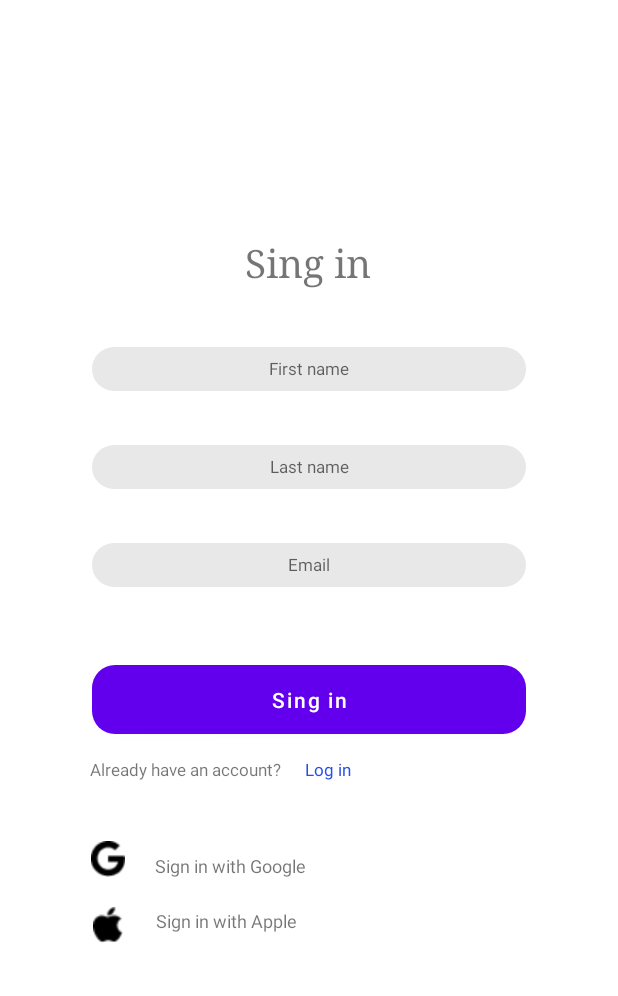
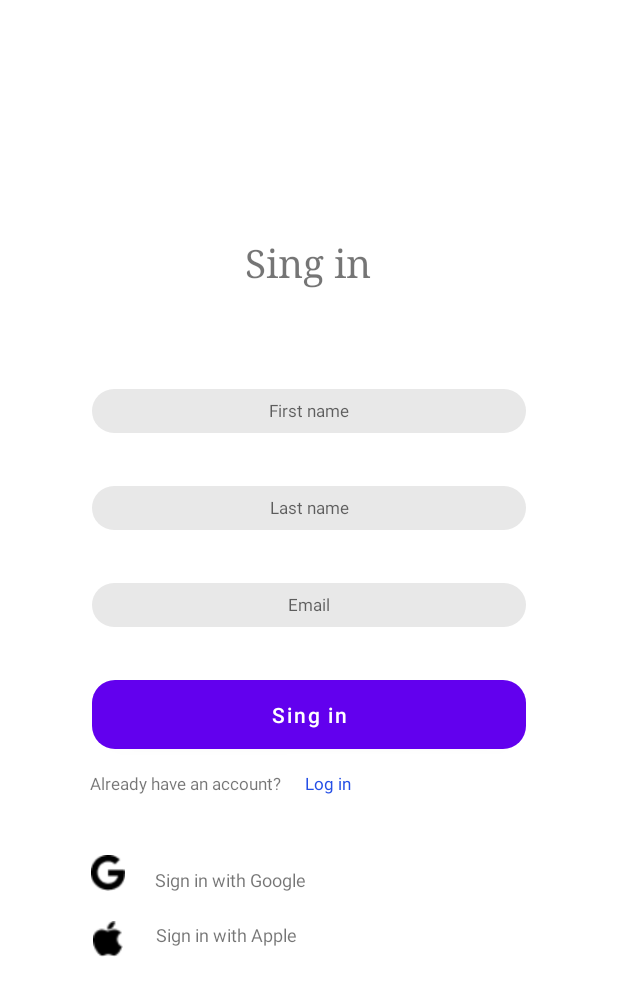
Before and after one commit to Descalzo1980/Testtask, an Android app: the screen it shows after launch (MainActivity), on a phone screen of 412 x 824 dp. Shown: the top 996 px of the screen. Run offline under Robolectric (Android 15) with nearby library versions, the phone set to English and light mode, and no system bars; our stand-ins replace Room's generated code.

Commit message:
fix login form

```diff
--- a/app/src/main/res/layout/fragment_sing_in.xml
+++ b/app/src/main/res/layout/fragment_sing_in.xml
@@ -25,7 +25,7 @@
         android:id="@+id/et_first_name"
         android:layout_width="289dp"
         android:layout_height="29dp"
-        android:layout_marginTop="32dp"
+        android:layout_marginTop="60dp"
         android:background="@drawable/shape_form_and_button"
         android:gravity="center"
         android:hint="@string/first_name"
@@ -38,7 +38,7 @@
         android:id="@+id/et_last_name"
         android:layout_width="289dp"
         android:layout_height="29dp"
-        android:layout_marginTop="36dp"
+        android:layout_marginTop="35dp"
         android:background="@drawable/shape_form_and_button"
         android:gravity="center"
         android:hint="@string/last_name"
@@ -51,7 +51,7 @@
         android:id="@+id/et_email"
         android:layout_width="289dp"
         android:layout_height="29dp"
-        android:layout_marginTop="36dp"
+        android:layout_marginTop="35dp"
         android:background="@drawable/shape_form_and_button"
         android:gravity="center"
         android:hint="@string/email"
@@ -64,7 +64,7 @@
         android:id="@+id/btn_sing_in"
         android:layout_width="289dp"
         android:layout_height="46dp"
-        android:layout_marginTop="52dp"
+        android:layout_marginTop="35dp"
         android:background="@drawable/shape_form_and_button"
         android:backgroundTint="@color/bg_button"
         android:text="@string/sing_in"
@@ -79,7 +79,7 @@
         android:layout_width="wrap_content"
         android:layout_height="wrap_content"
         android:layout_marginStart="60dp"
-        android:layout_marginTop="16dp"
+        android:layout_marginTop="15dp"
         android:text="@string/already_have_an_account"
         android:textSize="11sp"
         app:layout_constraintStart_toStartOf="parent"
@@ -90,7 +90,7 @@
         android:layout_width="wrap_content"
         android:layout_height="wrap_content"
         android:layout_marginStart="16dp"
-        android:layout_marginTop="16dp"
+        android:layout_marginTop="15dp"
         android:clickable="true"
         android:textColor="@color/tv_link"
         android:text="@string/log_in"
```
